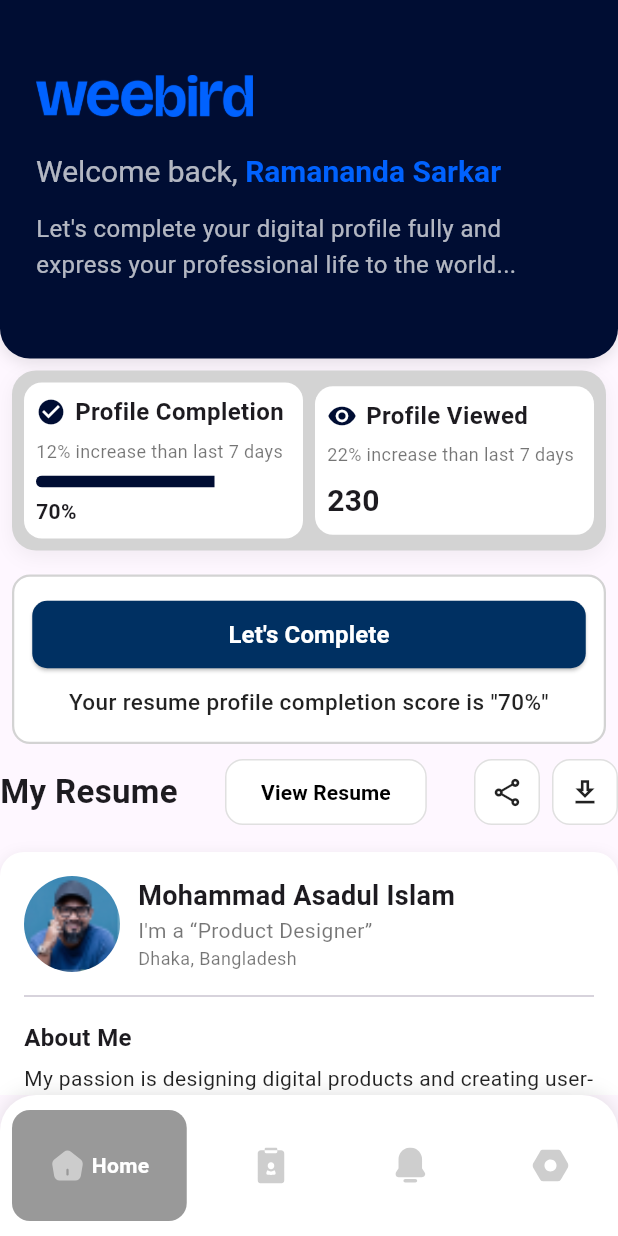
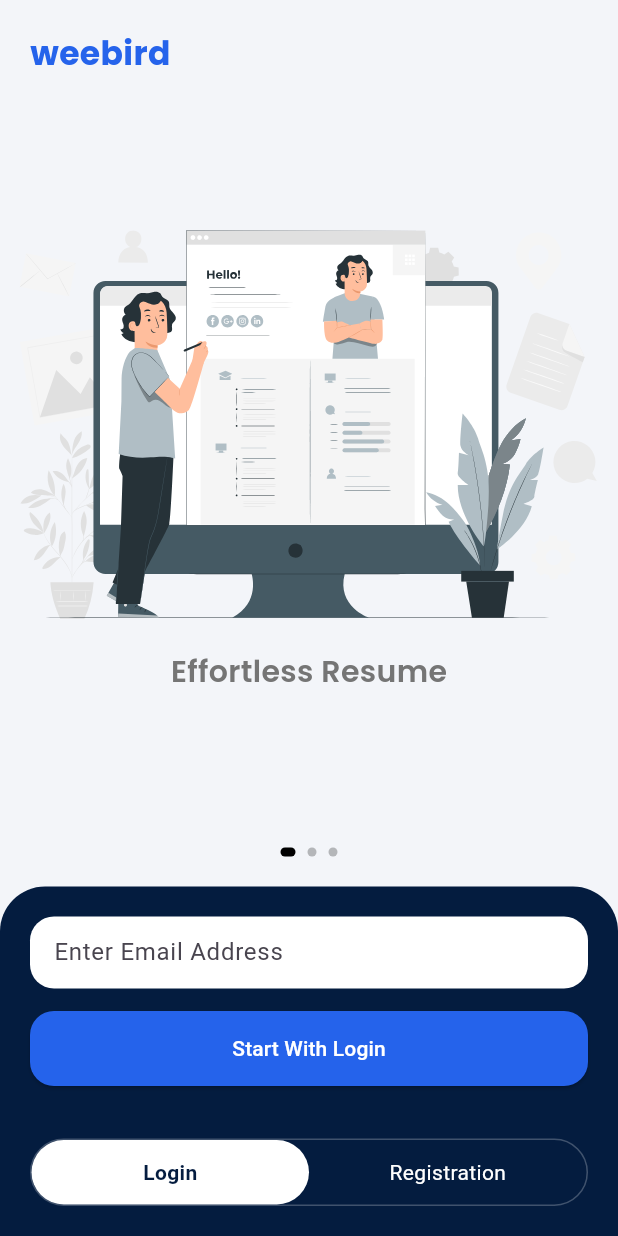
Before and after one commit to hellowizaaard/wizaaard-app, a Flutter app: the screen it shows after launch, on a phone screen of 412 x 824 dp. Run offline on Flutter 3.47's test engine with Material 3 defaults, Android fonts, the phone set to English and light mode, and no system bars; drawn by our look-alikes of google_nav_bar, upgrader; our stand-ins replace badges, bloc, connectivity_plus, dio, equatable, firebase_analytics and 6 more; accounts and stored records are empty.

Commit message:
fixed onboard UI

```diff
--- a/lib/config/routes/app_router.dart
+++ b/lib/config/routes/app_router.dart
@@ -1,8 +1,8 @@
 import 'package:flutter/material.dart';
 
 import '../../data/session_manager/user_prefs_manager.dart';
+import '../../features/auth/login_screen.dart';
 import '../../main.dart';
-import '../../presentation/views/auth/login_screen.dart';
 import '../../presentation/views/settings/change_password_form.dart';
 import '../../presentation/widgets/no_screen_found.dart';
 import 'app_page.dart';
--- a/lib/presentation/views/auth/intro_screen.dart
+++ b/lib/features/auth/intro_screen.dart
@@ -34,7 +34,7 @@ class _IntroPageState extends State<IntroPage> {
       titleWidget: Column(
         children: <Widget>[
           Text(
-            'FREE GIFT',
+            'Effortless Resume',
             style: TextStyle(fontSize: 18.0, fontWeight: FontWeight.w600),
           ),
           SizedBox(
@@ -51,7 +51,7 @@ class _IntroPageState extends State<IntroPage> {
       ),
       body:
           "Free gifts with purchase. Offer free gifts like a gift wrap, gift card, or any free product.",
-      image: Center(child: SvgPicture.asset("assets/icons/gift.svg")),
+      image: Center(child: SvgPicture.asset("assets/onboard/onboard_1.svg")),
       decoration: const PageDecoration(
           pageColor: Colors.white,
           bodyTextStyle: TextStyle(
@@ -65,7 +65,7 @@ class _IntroPageState extends State<IntroPage> {
       titleWidget: Column(
         children: <Widget>[
           Text(
-            'PAYMENT INTEGRATION',
+            'Smart Networking',
             textAlign: TextAlign.center,
             style: TextStyle(
               fontSize: 18.0,
@@ -89,7 +89,7 @@ class _IntroPageState extends State<IntroPage> {
       image: Center(
           child: SizedBox(
         width: 450.0,
-        child: SvgPicture.asset("assets/icons/payment.svg"),
+        child: SvgPicture.asset("assets/onboard/onboard_2.svg"),
       )),
       decoration: const PageDecoration(
           pageColor: Colors.white,
@@ -104,7 +104,7 @@ class _IntroPageState extends State<IntroPage> {
       titleWidget: Column(
         children: <Widget>[
           Text(
-            'CALL CENTER',
+            'NoCode Biopage',
             style: TextStyle(fontSize: 18.0, fontWeight: FontWeight.w600),
           ),
           SizedBox(
@@ -124,7 +124,7 @@ class _IntroPageState extends State<IntroPage> {
       image: Center(
           child: SizedBox(
         width: 450.0,
-        child: SvgPicture.asset("assets/icons/call.svg"),
+        child: SvgPicture.asset("assets/onboard/onboard_3.svg"),
       )),
       decoration: const PageDecoration(
           pageColor: Colors.white,
--- a/lib/presentation/views/auth/login_form.dart
+++ b/lib/features/auth/login_form.dart
@@ -6,9 +6,9 @@ import 'package:flutter_svg/svg.dart';
 import '../../../config/routes/app_page.dart';
 import '../../../config/theme/app_theme.dart';
 import '../../../data/session_manager/user_prefs_manager.dart';
-import '../../business_logic/blocs/login_bloc/login_bloc.dart';
-import '../../business_logic/cubits/internet_cubit.dart';
-import '../../widgets/weebird_bottomlogo_widget.dart';
+import '../../presentation/business_logic/blocs/login_bloc/login_bloc.dart';
+import '../../presentation/business_logic/cubits/internet_cubit.dart';
+import '../../presentation/widgets/weebird_bottomlogo_widget.dart';
 
 class LoginForm extends StatefulWidget {
   final UserPrefsManager userPrefsManager;
--- /dev/null
+++ b/lib/features/auth/onboarding_auth_screen.dart
@@ -0,0 +1,201 @@
+import 'package:flutter/material.dart';
+import 'package:google_fonts/google_fonts.dart';
+import 'package:flutter_svg/flutter_svg.dart';
+
+class OnboardingAuthScreen extends StatefulWidget {
+  const OnboardingAuthScreen({super.key});
+
+  @override
+  State<OnboardingAuthScreen> createState() => _OnboardingAuthScreenState();
+}
+
+class _OnboardingAuthScreenState extends State<OnboardingAuthScreen> {
+  final PageController _pageController = PageController();
+  int currentIndex = 0;
+
+  final titles = [
+    "Effortless Resume",
+    "Smart Networking",
+    "NoCode Biopage",
+  ];
+
+  final images = [
+    "assets/onboard/onboard_1.svg",
+    "assets/onboard/onboard_2.svg",
+    "assets/onboard/onboard_3.svg",
+    "assets/onboard/onboard_4.svg",
+  ];
+
+  @override
+  Widget build(BuildContext context) {
+    return Scaffold(
+      backgroundColor: const Color(0xFFF3F5F9),
+      body: SafeArea(
+        child: Column(
+          children: [
+            const SizedBox(height: 20),
+
+            // Logo
+            Padding(
+              padding: const EdgeInsets.only(left: 20),
+              child: Align(
+                alignment: Alignment.centerLeft,
+                child: Text(
+                  "weebird",
+                  style: GoogleFonts.poppins(
+                    fontSize: 22,
+                    fontWeight: FontWeight.bold,
+                    color: const Color(0xFF2563EB),
+                  ),
+                ),
+              ),
+            ),
+
+            // Slider
+            Expanded(
+              child: PageView.builder(
+                controller: _pageController,
+                itemCount: images.length,
+                onPageChanged: (index) {
+                  setState(() => currentIndex = index);
+                },
+                itemBuilder: (context, index) {
+                  return Column(
+                    mainAxisAlignment: MainAxisAlignment.center,
+                    children: [
+                      SvgPicture.asset(
+                        images[index],
+                        height: 260,
+                        fit: BoxFit.contain,
+                      ),
+                      const SizedBox(height: 20),
+                      Text(
+                        titles[index],
+                        style: GoogleFonts.poppins(
+                          fontSize: 20,
+                          fontWeight: FontWeight.w600,
+                          color: Colors.grey.shade600,
+                        ),
+                      ),
+                    ],
+                  );
+                },
+              ),
+            ),
+
+
+            // Dots Indicator
+            Row(
+              mainAxisAlignment: MainAxisAlignment.center,
+              children: List.generate(
+                3,
+                    (index) => Container(
+                  margin: const EdgeInsets.symmetric(horizontal: 4),
+                  width: currentIndex == index ? 10 : 6,
+                  height: 6,
+                  decoration: BoxDecoration(
+                    color: currentIndex == index
+                        ? Colors.black
+                        : Colors.black26,
+                    borderRadius: BorderRadius.circular(4),
+                  ),
+                ),
+              ),
+            ),
+
+            const SizedBox(height: 20),
+
+            // Bottom Card
+            Container(
+              padding: const EdgeInsets.all(20),
+              decoration: const BoxDecoration(
+                color: Color(0xFF041C3F),
+                borderRadius: BorderRadius.vertical(top: Radius.circular(30)),
+              ),
+              child: Column(
+                children: [
+                  _inputField(),
+                  const SizedBox(height: 15),
+                  _startButton(),
+                  const SizedBox(height: 15),
+
+                  const SizedBox(height: 20),
+                  _loginRegisterSwitch(),
+                ],
+              ),
+            ),
+          ],
+        ),
+      ),
+    );
+  }
+
+  Widget _inputField() {
+    return Container(
+      padding: const EdgeInsets.symmetric(horizontal: 16),
+      decoration: BoxDecoration(
+        color: Colors.white,
+        borderRadius: BorderRadius.circular(16),
+      ),
+      child: const TextField(
+        decoration: InputDecoration(
+          hintText: "Enter Email Address",
+          border: InputBorder.none,
+        ),
+      ),
+    );
+  }
+
+  Widget _startButton() {
+    return SizedBox(
+      width: double.infinity,
+      height: 50,
+      child: ElevatedButton(
+        onPressed: () {},
+        style: ElevatedButton.styleFrom(
+          backgroundColor: const Color(0xFF2563EB),
+          shape: RoundedRectangleBorder(
+            borderRadius: BorderRadius.circular(16),
+          ),
+        ),
+        child: const Text("Start With Login", style: TextStyle(color: Colors.white),),
+      ),
+    );
+  }
+
+
+  Widget _loginRegisterSwitch() {
+    return Container(
+      height: 45,
+      decoration: BoxDecoration(
+        borderRadius: BorderRadius.circular(25),
+        border: Border.all(color: Colors.white24),
+      ),
+      child: Row(
+        children: [
+          Expanded(
+            child: Container(
+              decoration: BoxDecoration(
+                color: Colors.white,
+                borderRadius: BorderRadius.circular(25),
+              ),
+              alignment: Alignment.center,
+              child: const Text(
+                "Login",
+                style: TextStyle(
+                  color: Color(0xFF041C3F),
+                  fontWeight: FontWeight.bold,
+                ),
+              ),
+            ),
+          ),
+          const Expanded(
+            child: Center(
+              child: Text("Registration", style: TextStyle(color: Colors.white)),
+            ),
+          ),
+        ],
+      ),
+    );
+  }
+}
--- a/lib/main.dart
+++ b/lib/main.dart
@@ -13,8 +13,7 @@ import 'package:weebird_app/presentation/business_logic/blocs/login_bloc/login_b
 import 'package:weebird_app/presentation/business_logic/blocs/user_list_bloc/bloc/user_list_bloc_bloc.dart';
 import 'package:weebird_app/presentation/business_logic/blocs/user_logout/user_logout_bloc.dart';
 import 'package:weebird_app/presentation/business_logic/cubits/internet_cubit.dart';
-import 'package:weebird_app/presentation/views/auth/intro_screen.dart';
-import 'package:weebird_app/presentation/views/auth/login_screen.dart';
+
 import 'package:weebird_app/presentation/views/home/main_screen.dart';
 import 'package:flutter/foundation.dart' show kIsWeb, defaultTargetPlatform, TargetPlatform;
 
@@ -25,6 +24,9 @@ import 'data/repositories/user_list_repository.dart';
 import 'data/repositories/user_logout_repository.dart';
 import 'data/repositories/user_repository.dart';
 import 'data/session_manager/user_prefs_manager.dart';
+import 'features/auth/intro_screen.dart';
+import 'features/auth/login_screen.dart';
+import 'features/auth/onboarding_auth_screen.dart';
 
 
 void main() async {
@@ -185,14 +187,15 @@ class _MyAppStartState extends State<MyAppStart> {
             }
             if (state is AuthUnAuthorized) {
               //return LoginScreen(userPrefsManager: widget.userPrefsManager);
-
-              return MainScreen(
-                  userName: 'state.userName',
-                  email: 'test@gmail.com',
-                  deptName: 'cse',
-                  mobile: '01738039685'
-                // projectCode: state.projectCode,
-              );
+              //return IntroPage(key:UniqueKey() , userPrefsManager: widget.userPrefsManager);
+              return OnboardingAuthScreen();
+              // return MainScreen(
+              //     userName: 'state.userName',
+              //     email: 'test@gmail.com',
+              //     deptName: 'cse',
+              //     mobile: '01738039685'
+              //   // projectCode: state.projectCode,
+              // );
             }
             if (state is AuthLoading) {
               return Scaffold(
--- a/lib/presentation/views/home/home_screen.dart
+++ b/lib/presentation/views/home/home_screen.dart
@@ -108,7 +108,7 @@ class _MyWidgetState extends State<HomeScreen> {
             ),
 
           const SizedBox(height: 24),
-          buildWelcomeText("Ramananda Sarkar"),
+          buildWelcomeText("Mohammad Asadul"),
           const SizedBox(height: 16),
           // 🔹 Subtitle Text
           const Text(
@@ -339,7 +339,9 @@ class _MyWidgetState extends State<HomeScreen> {
 
 
   Widget _buildHeader() {
-    return Row(
+    return Container(
+      margin: EdgeInsets.only(left: 12.0, right: 12.0),
+      child: Row(
         mainAxisAlignment: MainAxisAlignment.spaceBetween,
         children: [
           const Text(
@@ -379,6 +381,7 @@ class _MyWidgetState extends State<HomeScreen> {
             ],
           ),
         ],
+      ),
     );
   }
 
@@ -399,6 +402,7 @@ class _MyWidgetState extends State<HomeScreen> {
   // RESUME CARD SECTION
   Widget _buildResumeCard(BuildContext context) {
     return Container(
+      margin: EdgeInsets.all(12.0),
       decoration: BoxDecoration(
         color: Colors.white,
         borderRadius: BorderRadius.circular(16),
```
Also changed, not shown: pubspec.yaml (+10 -0 lines), assets/onboard/onboard_1.svg (added), assets/onboard/onboard_2.svg (added), assets/onboard/onboard_3.svg (added), assets/onboard/onboard_4.svg (added), assets/onboard/onboard_5.svg (added), assets/onboard/onboard_6.svg (added), lib/features/auth/login_screen.dart (renamed from lib/presentation/views/auth/login_screen.dart), pubspec.lock. Lines whose indentation alone changed are shown as unchanged.
